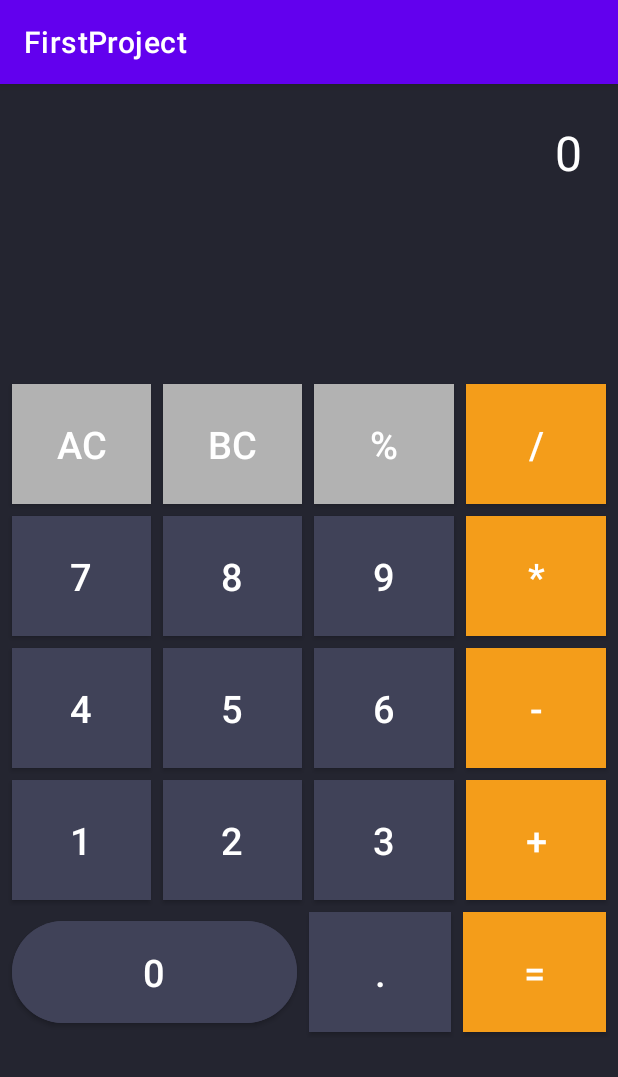
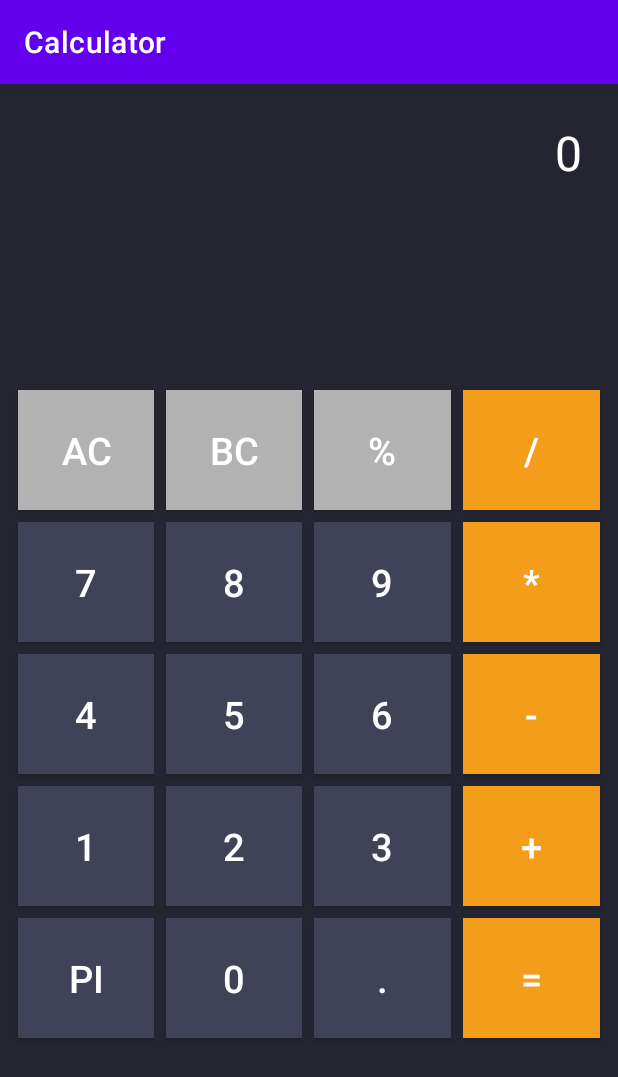
Before and after one commit to Janibek147/CalculatorApp, an Android app: the screen it shows after launch (MainActivity), on a phone screen of 412 x 824 dp. Shown: the top 1077 px of the screen. Run offline under Robolectric (Android 15) with nearby library versions, the phone set to English and light mode, and no system bars.

```diff
--- a/app/src/main/java/com/example/firstproject/MainActivity.kt
+++ b/app/src/main/java/com/example/firstproject/MainActivity.kt
@@ -4,12 +4,14 @@ import android.annotation.SuppressLint
 import android.os.Bundle
 import android.widget.Button
 import android.widget.TextView
+import android.widget.Toast
 import androidx.appcompat.app.AppCompatActivity
 
 class MainActivity : AppCompatActivity() {
 
     private lateinit var input: TextView
     private lateinit var output: TextView
+
     private lateinit var btnZero: Button
     private lateinit var btnOne: Button
     private lateinit var btnTwo: Button
@@ -29,6 +31,8 @@ class MainActivity : AppCompatActivity() {
     private lateinit var btnClear: Button
     private lateinit var btnBackspace: Button
     private lateinit var btnEquals: Button
+    private lateinit var btnPi: Button
+    private lateinit var btnDot: Button
 
     @SuppressLint("SetTextI18n")
     override fun onCreate(savedInstanceState: Bundle?) {
@@ -82,29 +86,42 @@ class MainActivity : AppCompatActivity() {
             output.text = ""
         }
 
+        btnPi.setOnClickListener {
+            addToInputText("3.14")
+        }
+
         btnBackspace.setOnClickListener {
             val removeLast = input.text.dropLast(1)
             input.text = removeLast
+            output.text = ""
         }
 
         btnPlus.setOnClickListener {
-            addToInputText("+")
+            if (!getLastSymbol(input)) addToInputText("+")
         }
 
         btnMinus.setOnClickListener {
-            addToInputText("-")
+            if (!getLastSymbol(input)) addToInputText("-")
         }
 
         btnDivide.setOnClickListener {
-            addToInputText("/")
+            if (!getLastSymbol(input)) addToInputText("/")
         }
 
         btnMul.setOnClickListener {
-            addToInputText("*")
+            if (!getLastSymbol(input)) addToInputText("*")
+        }
+
+        btnDot.setOnClickListener {
+            var hasDot = false
+            input.text.forEach {
+                if (it == '.') hasDot = true
+            }
+            if (!hasDot) addToInputText(".")
         }
 
         btnEquals.setOnClickListener {
-            // 12 + 15 * 5
+            if (!getLastSymbol(input)) {
                 var operation = ""
                 // +++--
                 input.text.forEach {
@@ -114,9 +131,8 @@ class MainActivity : AppCompatActivity() {
                 val numbers = text.split("+", "-", "*", "/").toMutableList()
 
                 var result = 0L
-
-            for(i in operation.indices){
-                if(i == 0) {
+                for (i in operation.indices) {
+                    if (i == 0) {
                         result = calculate(numbers[i].toInt(), numbers[1].toInt(), operation[i])
                     } else {
                         result = calculateResult(result.toInt(), numbers[i + 1].toInt(), operation[i])
@@ -124,11 +140,12 @@ class MainActivity : AppCompatActivity() {
                 }
 
                 output.text = result.toString()
+            }else if (getLastSymbol(input)) Toast.makeText(this, "Error with last symbol", Toast.LENGTH_SHORT).show()
         }
     }
 
     private fun calculate(number1: Int, number2: Int, operation: Char): Long {
-        when(operation){
+        when (operation) {
             '+' -> {
                 return (number1.toDouble() + number2).toLong()
             }
@@ -146,7 +163,7 @@ class MainActivity : AppCompatActivity() {
     }
 
     private fun calculateResult(result: Int, nextNumber: Int, operation: Char): Long {
-        when(operation){
+        when (operation) {
             '+' -> {
                 return (result.toDouble() + nextNumber).toLong()
             }
@@ -185,10 +202,17 @@ class MainActivity : AppCompatActivity() {
         btnClear = findViewById(R.id.btn_ac)
         btnBackspace = findViewById(R.id.btn_backsapce)
         btnEquals = findViewById(R.id.btn_equals)
+        btnPi = findViewById(R.id.btn_pi)
+        btnDot = findViewById(R.id.btn_dot)
     }
 
     @SuppressLint("SetTextI18n")
     private fun addToInputText(value: String) {
         input.text = input.text.toString() + value
     }
+
+    private fun getLastSymbol(textView: TextView): Boolean {
+        return !textView.text.last().isDigit()
     }
+
+}
--- a/app/src/main/res/layout/activity_main.xml
+++ b/app/src/main/res/layout/activity_main.xml
@@ -1,6 +1,5 @@
 <?xml version="1.0" encoding="utf-8"?>
 <androidx.appcompat.widget.LinearLayoutCompat xmlns:android="http://schemas.android.com/apk/res/android"
-    xmlns:app="http://schemas.android.com/apk/res-auto"
     xmlns:tools="http://schemas.android.com/tools"
     android:layout_width="match_parent"
     android:layout_height="match_parent"
@@ -18,7 +17,7 @@
         <TextView
             android:id="@+id/input_console"
             android:layout_width="match_parent"
-            android:layout_height="60dp"
+            android:layout_height="wrap_content"
             android:layout_margin="@dimen/margin_standart"
             android:gravity="end"
             android:hint="@string/zero"
@@ -29,7 +28,7 @@
         <TextView
             android:id="@+id/result"
             android:layout_width="match_parent"
-            android:layout_height="60dp"
+            android:layout_height="wrap_content"
             android:layout_margin="@dimen/margin_standart"
             android:gravity="end"
             android:textColor="@color/white"
@@ -42,7 +41,7 @@
         android:layout_height="0dp"
         android:layout_weight="3"
         android:orientation="vertical"
-        android:padding="4dp">
+        android:padding="8dp">
 
         <androidx.appcompat.widget.LinearLayoutCompat
             android:layout_width="match_parent"
@@ -108,9 +107,9 @@
                 android:layout_width="0dp"
                 android:layout_height="80dp"
                 android:layout_below="@id/btn_ac"
+                android:layout_margin="4dp"
                 android:layout_weight="1"
                 android:background="@drawable/shape"
-                android:layout_margin="4dp"
                 android:backgroundTint="#404258"
                 android:text="@string/seven"
                 android:textColor="@color/white"
@@ -135,8 +134,8 @@
                 android:layout_width="0dp"
                 android:layout_height="80dp"
                 android:layout_below="@id/btn_backsapce"
+                android:layout_margin="4dp"
                 android:layout_toEndOf="@id/btn_backsapce"
-                android:layout_margin="4dp"
                 android:layout_weight="1"
                 android:background="@drawable/shape"
                 android:backgroundTint="#404258"
@@ -149,11 +148,11 @@
                 android:layout_width="0dp"
                 android:layout_height="80dp"
                 android:layout_below="@id/btn_backsapce"
+                android:layout_margin="4dp"
                 android:layout_toEndOf="@id/btn_percent"
-                android:layout_margin="4dp"
                 android:layout_weight="1"
                 android:background="@drawable/shape"
-                android:text="*"
+                android:text="@string/mul"
                 android:textColor="@color/white"
                 android:textSize="25sp" />
 
@@ -168,8 +167,8 @@
                 android:id="@+id/btn_four"
                 android:layout_width="0dp"
                 android:layout_height="80dp"
+                android:layout_margin="4dp"
                 android:layout_weight="1"
-                android:layout_margin="4dp"
                 android:background="@drawable/shape"
                 android:backgroundTint="#404258"
                 android:text="@string/four"
@@ -180,8 +179,8 @@
                 android:id="@+id/btn_five"
                 android:layout_width="0dp"
                 android:layout_height="80dp"
+                android:layout_margin="4dp"
                 android:layout_weight="1"
-                android:layout_margin="4dp"
                 android:background="@drawable/shape"
                 android:backgroundTint="#404258"
                 android:text="@string/five"
@@ -224,8 +223,8 @@
                 android:id="@+id/btn_one"
                 android:layout_width="0dp"
                 android:layout_height="80dp"
+                android:layout_margin="4dp"
                 android:layout_weight="1"
-                android:layout_margin="4dp"
                 android:background="@drawable/shape"
                 android:backgroundTint="#404258"
                 android:text="@string/one"
@@ -238,8 +237,8 @@
                 android:layout_height="80dp"
                 android:layout_below="@id/btn_four"
                 android:layout_margin="4dp"
+                android:layout_toEndOf="@id/btn_four"
                 android:layout_weight="1"
-                android:layout_toEndOf="@id/btn_four"
                 android:background="@drawable/shape"
                 android:backgroundTint="#404258"
                 android:text="@string/two"
@@ -253,8 +252,8 @@
                 android:layout_below="@id/btn_four"
                 android:layout_margin="4dp"
                 android:layout_toEndOf="@id/btn_two"
+                android:layout_weight="1"
                 android:background="@drawable/shape"
-                android:layout_weight="1"
                 android:backgroundTint="#404258"
                 android:text="@string/three"
                 android:textColor="@color/white"
@@ -266,8 +265,8 @@
                 android:layout_height="80dp"
                 android:layout_below="@id/btn_four"
                 android:layout_margin="4dp"
+                android:layout_toEndOf="@id/btn_three"
                 android:layout_weight="1"
-                android:layout_toEndOf="@id/btn_three"
                 android:background="@drawable/shape"
                 android:text="@string/plus"
                 android:textColor="@color/white"
@@ -280,27 +279,39 @@
             android:layout_height="wrap_content"
             android:orientation="horizontal">
 
-            <com.google.android.material.button.MaterialButton
+            <androidx.appcompat.widget.AppCompatButton
+                android:id="@+id/btn_pi"
+                android:layout_width="0dp"
+                android:layout_height="80dp"
+                android:layout_margin="4dp"
+                android:layout_weight="1"
+                android:background="@drawable/shape"
+                android:backgroundTint="#404258"
+                android:text="@string/pi"
+                android:textColor="@color/white"
+                android:textSize="25sp" />
+
+
+            <androidx.appcompat.widget.AppCompatButton
                 android:id="@+id/btn_zero"
                 android:layout_width="0dp"
                 android:layout_height="80dp"
-                android:layout_below="@id/btn_one"
-                android:layout_weight="2"
                 android:layout_margin="4dp"
+                android:layout_weight="1"
+                android:background="@drawable/shape"
                 android:backgroundTint="#404258"
                 android:text="@string/zero"
                 android:textColor="@color/white"
-                android:textSize="25sp"
-                app:cornerRadius="80dp" />
+                android:textSize="25sp" />
 
             <androidx.appcompat.widget.AppCompatButton
                 android:id="@+id/btn_dot"
                 android:layout_width="0dp"
                 android:layout_height="80dp"
                 android:layout_margin="4dp"
+                android:layout_weight="1"
                 android:background="@drawable/shape"
                 android:backgroundTint="#404258"
-                android:layout_weight="1"
                 android:text="@string/dot"
                 android:textColor="@color/white"
                 android:textSize="25sp" />
--- a/app/src/main/res/values/strings.xml
+++ b/app/src/main/res/values/strings.xml
@@ -1,5 +1,5 @@
 <resources>
-    <string name="app_name">FirstProject</string>
+    <string name="app_name">Calculator</string>
     <string name="math_puzzle_game">Math Puzzle Game</string>
     <string name="start">Start</string>
     <string name="email">email</string>
@@ -14,7 +14,7 @@
     <string name="seven">7</string>
     <string name="eight">8</string>
     <string name="nine">9</string>
-    <string name="mul">x</string>
+    <string name="mul">*</string>
     <string name="four">4</string>
     <string name="five">5</string>
     <string name="six">6</string>
@@ -26,4 +26,5 @@
     <string name="dot">.</string>
     <string name="equals">=</string>
     <string name="backspace">bc</string>
+    <string name="pi">pi</string>
 </resources>
```
Lines whose indentation alone changed are shown as unchanged.
